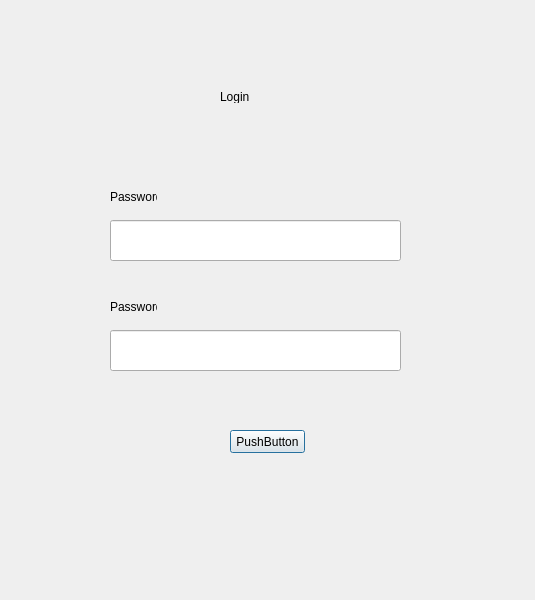
0Swat/Programming-courses, file PyQt/Projects/Focus&Hover/demo.ui: the form before one commit.
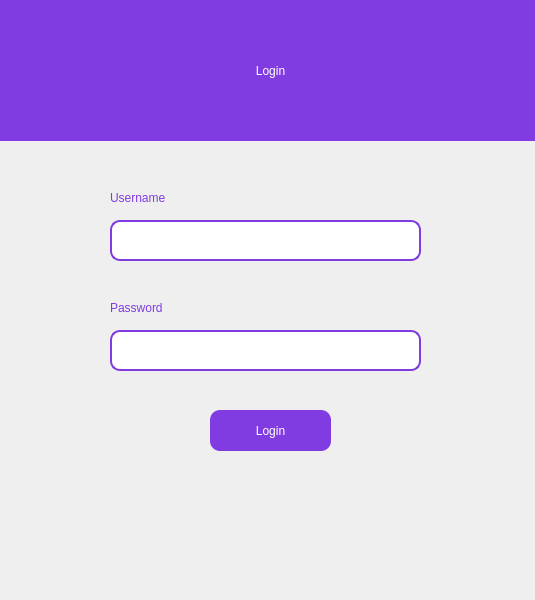
The form after the commit.

```diff
--- a/PyQt/Projects/Focus&Hover/demo.ui
+++ b/PyQt/Projects/Focus&Hover/demo.ui
@@ -16,25 +16,37 @@
   <widget class="QLabel" name="label">
    <property name="geometry">
     <rect>
-     <x>220</x>
-     <y>90</y>
-     <width>47</width>
-     <height>13</height>
+     <x>0</x>
+     <y>0</y>
+     <width>541</width>
+     <height>141</height>
     </rect>
    </property>
+   <property name="styleSheet">
+    <string notr="true">font: 28pt &quot;Arial&quot;;
+color: white;
+background-color: rgb(128, 60, 224);</string>
+   </property>
    <property name="text">
     <string>Login</string>
    </property>
+   <property name="alignment">
+    <set>Qt::AlignCenter</set>
+   </property>
   </widget>
   <widget class="QLabel" name="label_3">
    <property name="geometry">
     <rect>
      <x>110</x>
      <y>300</y>
-     <width>47</width>
-     <height>13</height>
+     <width>91</width>
+     <height>16</height>
     </rect>
    </property>
+   <property name="styleSheet">
+    <string notr="true">font: 11pt &quot;Arial&quot;;
+color:  rgb(128, 60, 224);</string>
+   </property>
    <property name="text">
     <string>Password</string>
    </property>
@@ -42,14 +54,27 @@
   <widget class="QPushButton" name="pushButton">
    <property name="geometry">
     <rect>
-     <x>230</x>
-     <y>430</y>
-     <width>75</width>
-     <height>23</height>
+     <x>210</x>
+     <y>410</y>
+     <width>121</width>
+     <height>41</height>
     </rect>
    </property>
+   <property name="styleSheet">
+    <string notr="true">QPushButton{
+	background-color: rgb(128, 60, 224);
+	border-radius: 10px;
+	
+	font: 12pt &quot;Arial&quot;;
+	color: white;
+}
+
+QPushButton:hover{
+	background-color:rgb(193, 81, 241);
+}</string>
+   </property>
    <property name="text">
-    <string>PushButton</string>
+    <string>Login</string>
    </property>
   </widget>
   <widget class="QLineEdit" name="lineEdit_2">
@@ -57,22 +82,40 @@
     <rect>
      <x>110</x>
      <y>330</y>
-     <width>291</width>
+     <width>311</width>
      <height>41</height>
     </rect>
    </property>
+   <property name="styleSheet">
+    <string notr="true">QLineEdit{
+	backgroud-color: #F8EAFF;
+	border: 2px solid #803CE0;
+	border-radius: 10px;
+	color: #803CE0;
+	font-family: Arial;
+	font-size: 10pt;
+}
+
+QLineEdit:focus{
+	border: 2px solid #FBAD25;
+}</string>
+   </property>
   </widget>
   <widget class="QLabel" name="label_4">
    <property name="geometry">
     <rect>
      <x>110</x>
      <y>190</y>
-     <width>47</width>
-     <height>13</height>
+     <width>81</width>
+     <height>16</height>
     </rect>
    </property>
+   <property name="styleSheet">
+    <string notr="true">font: 11pt &quot;Arial&quot;;
+color:  rgb(128, 60, 224);</string>
+   </property>
    <property name="text">
-    <string>Password</string>
+    <string>Username</string>
    </property>
   </widget>
   <widget class="QLineEdit" name="lineEdit_3">
@@ -80,10 +123,24 @@
     <rect>
      <x>110</x>
      <y>220</y>
-     <width>291</width>
+     <width>311</width>
      <height>41</height>
     </rect>
    </property>
+   <property name="styleSheet">
+    <string notr="true">QLineEdit{
+	backgroud-color: #F8EAFF;
+	border: 2px solid #803CE0;
+	border-radius: 10px;
+	color: #803CE0;
+	font-family: Arial;
+	font-size: 10pt;
+}
+
+QLineEdit:focus{
+	border: 2px solid #FBAD25;
+}</string>
+   </property>
   </widget>
  </widget>
  <resources/>
```
